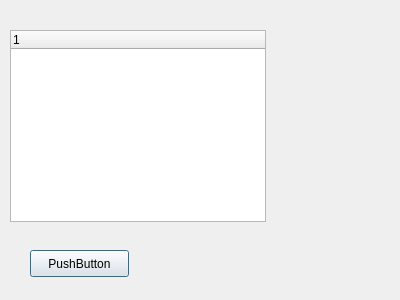
First picture: the form in 21-QTreeWidget/dialog.ui, repository AbhijeetPadhy/QT-Projects, before the edit.
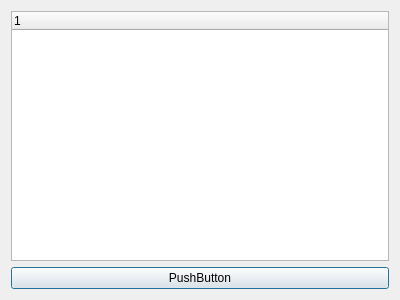
Second picture: the form after the edit.

Commit message: Modified the functions AddRoot() and AddChild() to return QTreeWidgetItem* values so as to get the pointer to the previosly added items, be it root or child. This helps to create multiple levels esaily.

```diff
--- a/21-QTreeWidget/dialog.ui
+++ b/21-QTreeWidget/dialog.ui
@@ -13,34 +13,24 @@
   <property name="windowTitle">
    <string>Dialog</string>
   </property>
+  <layout class="QVBoxLayout" name="verticalLayout">
+   <item>
   <widget class="QTreeWidget" name="treeWidget">
-   <property name="geometry">
-    <rect>
-     <x>10</x>
-     <y>30</y>
-     <width>256</width>
-     <height>192</height>
-    </rect>
-   </property>
    <column>
     <property name="text">
      <string notr="true">1</string>
     </property>
    </column>
   </widget>
+   </item>
+   <item>
   <widget class="QPushButton" name="pushButton">
-   <property name="geometry">
-    <rect>
-     <x>30</x>
-     <y>250</y>
-     <width>99</width>
-     <height>27</height>
-    </rect>
-   </property>
    <property name="text">
     <string>PushButton</string>
    </property>
   </widget>
+   </item>
+  </layout>
  </widget>
  <layoutdefault spacing="6" margin="11"/>
  <resources/>
```
Lines whose indentation alone changed are shown as unchanged. The commit also changes 2 other files.
